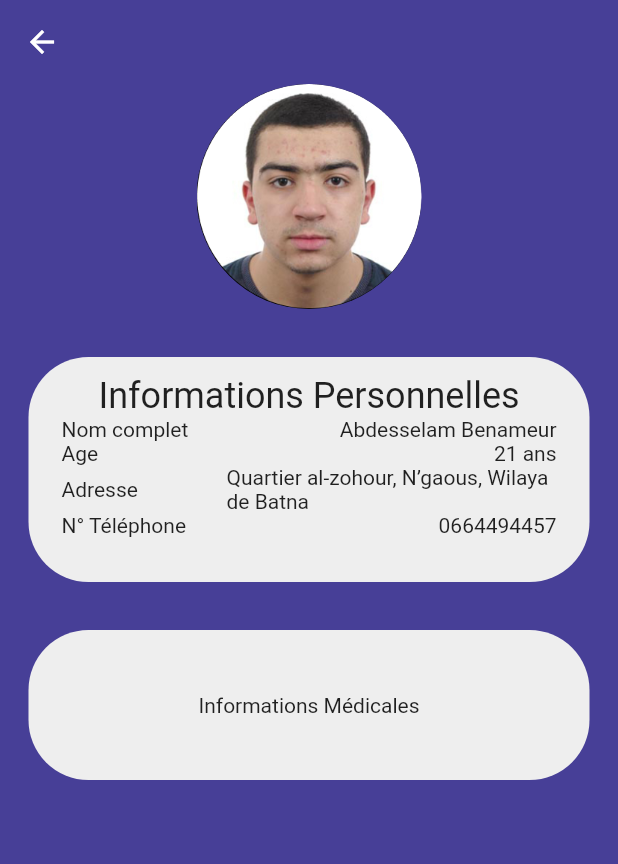
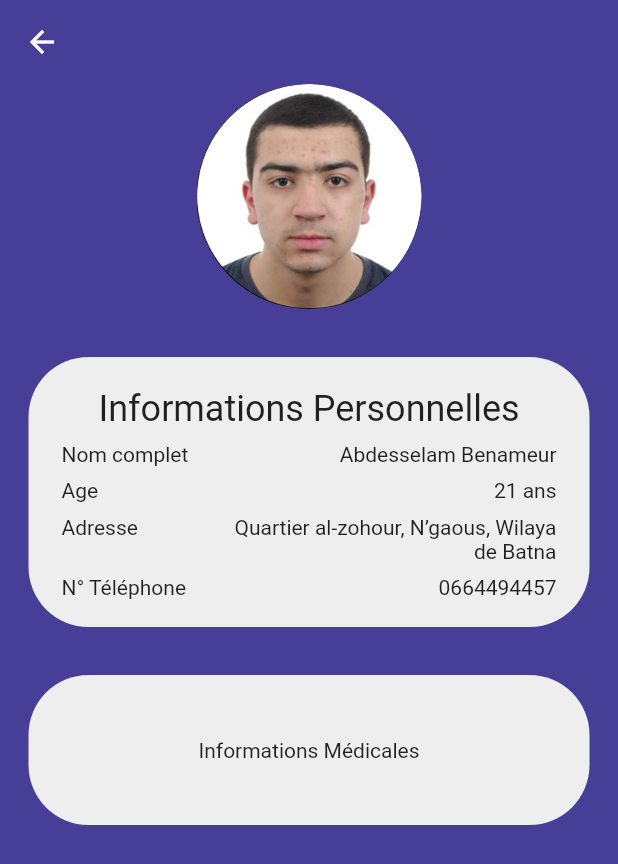
Before and after one commit to abdesselam-benameur/TeleCovid-SOLIS, a Flutter app: the ProfilePatient screen opened directly, on a phone screen of 412 x 824 dp. Shown: the top 864 px of the screen. Run offline on Flutter 3.47's test engine with Material 2 defaults, Android fonts, the phone set to English and light mode, and no system bars; our stand-ins replace bubble_tab_indicator, curved_navigation_bar, fl_chart, font_awesome_flutter, google_fonts.

Commit message:
Refactor widget

```diff
--- a/lib/screens/pofile-patient.dart
+++ b/lib/screens/pofile-patient.dart
@@ -1,5 +1,7 @@
 import 'package:flutter/material.dart';
 import 'package:google_fonts/google_fonts.dart';
+import 'package:tele_covid_solis/widgets/info-m%C3%A9dicales.dart';
+import 'package:tele_covid_solis/widgets/info-personnelles.dart';
 
 class ProfilePatient extends StatelessWidget {
   const ProfilePatient({Key? key}) : super(key: key);
@@ -33,84 +35,13 @@ class ProfilePatient extends StatelessWidget {
                   'assets/images/pic.png',
                 ),
               ),
-              Padding(
-                padding: EdgeInsets.fromLTRB(0, 32, 0, 0),
-                child: Container(
-                  width: MediaQuery.of(context).size.width,
-                  height: 150,
-                  decoration: BoxDecoration(
-                    color: Color(0xFFEEEEEE),
-                    borderRadius: BorderRadius.circular(40),
-                  ),
-                  alignment: Alignment(0, 0),
-                  child: Padding(
-                    padding: const EdgeInsets.fromLTRB(22, 12, 22, 10),
-                    child: Column(
-                      children: [
-                        Text(
-                          'Informations Personnelles',
-                          style: TextStyle(
-                            fontSize: 24,
-                          ),
-                        ),
-                        Row(
-                          mainAxisAlignment: MainAxisAlignment.spaceBetween,
-                          children: [
-                            Flexible(child: Text('Nom complet'), flex: 1),
-                            // Flexible(child: Container(), flex: 1),
-                            Flexible(
-                                child: Text("Abdesselam Benameur"), flex: 2)
-                          ],
-                        ),
-                        Row(
-                          mainAxisAlignment: MainAxisAlignment.spaceBetween,
-                          children: [
-                            Flexible(child: Text('Age'), flex: 1),
-                            // Flexible(child: Container(), flex: 1),
-                            Flexible(child: Text('21 ans'), flex: 2),
-                          ],
-                        ),
-                        Row(
-                          mainAxisAlignment: MainAxisAlignment.spaceBetween,
-                          children: [
-                            Flexible(child: Text('Adresse'), flex: 1),
-                            // Flexible(child: Container(), flex: 1),
-                            Flexible(
-                                child: Text(
-                                    'Quartier al-zohour, N’gaous, Wilaya de Batna'),
-                                flex: 2),
-                          ],
-                        ),
-                        Row(
-                          mainAxisAlignment: MainAxisAlignment.spaceBetween,
-                          children: [
-                            Flexible(child: Text('N° Téléphone'), flex: 1),
-                            Flexible(child: Text('0664494457'), flex: 2),
-                          ],
-                        ),
-                      ],
-                    ),
-                  ),
-                ),
+              InfoPersonnelles(
+                nomComplet: "Abdesselam Benameur",
+                age: 21,
+                adrese: 'Quartier al-zohour, N’gaous, Wilaya de Batna',
+                numTel: '0664494457',
               ),
-              Padding(
-                padding: EdgeInsets.fromLTRB(0, 32, 0, 0),
-                child: Container(
-                  width: 100,
-                  height: 100,
-                  decoration: BoxDecoration(
-                    color: Color(0xFFEEEEEE),
-                    borderRadius: BorderRadius.circular(40),
-                  ),
-                  alignment: Alignment(0, 0),
-                  child: Text(
-                    'Informations Médicales',
-                    // style: FlutterFlowTheme.bodyText1.override(
-                    //   fontFamily: 'Poppins',
-                    // ),
-                  ),
-                ),
-              ),
+              InfoMedicales(),
             ],
           ),
         ),
--- /dev/null
+++ b/lib/widgets/info-médicales.dart
@@ -0,0 +1,27 @@
+import 'package:flutter/material.dart';
+
+class InfoMedicales extends StatelessWidget {
+  const InfoMedicales({Key? key}) : super(key: key);
+
+  @override
+  Widget build(BuildContext context) {
+    return Padding(
+      padding: EdgeInsets.fromLTRB(0, 32, 0, 0),
+      child: Container(
+        width: 100,
+        height: 100,
+        decoration: BoxDecoration(
+          color: Color(0xFFEEEEEE),
+          borderRadius: BorderRadius.circular(40),
+        ),
+        alignment: Alignment(0, 0),
+        child: Text(
+          'Informations Médicales',
+          // style: FlutterFlowTheme.bodyText1.override(
+          //   fontFamily: 'Poppins',
+          // ),
+        ),
+      ),
+    );
+  }
+}
--- /dev/null
+++ b/lib/widgets/info-personnelles.dart
@@ -0,0 +1,86 @@
+import 'package:flutter/material.dart';
+
+class InfoPersonnelles extends StatelessWidget {
+  final String nomComplet;
+  final int age;
+  final String adrese;
+  final String numTel;
+
+  const InfoPersonnelles({
+    required this.nomComplet,
+    required this.age,
+    required this.adrese,
+    required this.numTel,
+  });
+
+  @override
+  Widget build(BuildContext context) {
+    return Padding(
+      padding: const EdgeInsets.fromLTRB(0, 32, 0, 0),
+      child: Container(
+        width: MediaQuery.of(context).size.width,
+        height: 180,
+        decoration: BoxDecoration(
+          color: Color(0xFFEEEEEE),
+          borderRadius: BorderRadius.circular(40),
+        ),
+        alignment: Alignment(0, 0),
+        child: Padding(
+          padding: const EdgeInsets.fromLTRB(22, 12, 22, 10),
+          child: Column(
+            mainAxisAlignment: MainAxisAlignment.spaceEvenly,
+            children: [
+              Text(
+                'Informations Personnelles',
+                style: TextStyle(
+                  fontSize: 24,
+                ),
+              ),
+              EntryRow(
+                entryKey: 'Nom complet',
+                value: nomComplet,
+              ),
+              EntryRow(
+                entryKey: 'Age',
+                value: '$age ans',
+              ),
+              EntryRow(
+                entryKey: 'Adresse',
+                value: adrese,
+              ),
+              EntryRow(
+                entryKey: 'N° Téléphone',
+                value: numTel,
+              ),
+            ],
+          ),
+        ),
+      ),
+    );
+  }
+}
+
+class EntryRow extends StatelessWidget {
+  // const EntryRow({String key, String value});
+  final String entryKey;
+  final String value;
+
+  const EntryRow({required this.entryKey, required this.value});
+
+  @override
+  Widget build(BuildContext context) {
+    return Row(
+      mainAxisAlignment: MainAxisAlignment.spaceBetween,
+      crossAxisAlignment: CrossAxisAlignment.start,
+      children: [
+        Flexible(child: Text(entryKey), flex: 1),
+        Flexible(
+            child: Text(
+              value,
+              textAlign: TextAlign.right,
+            ),
+            flex: 2),
+      ],
+    );
+  }
+}
```
